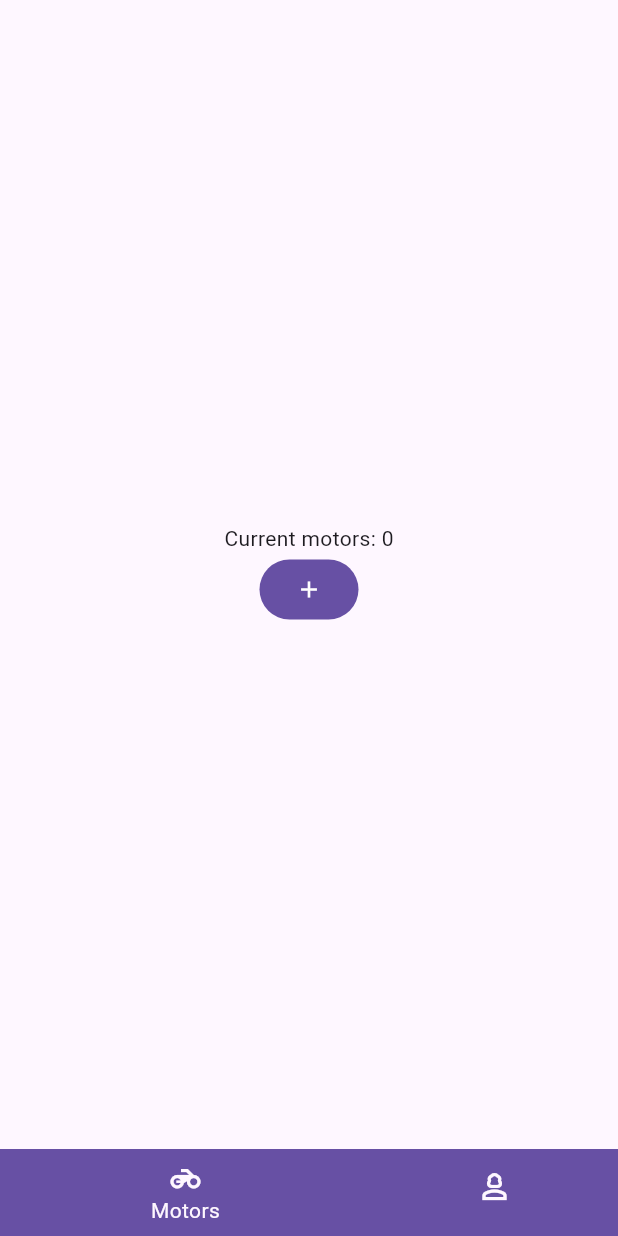
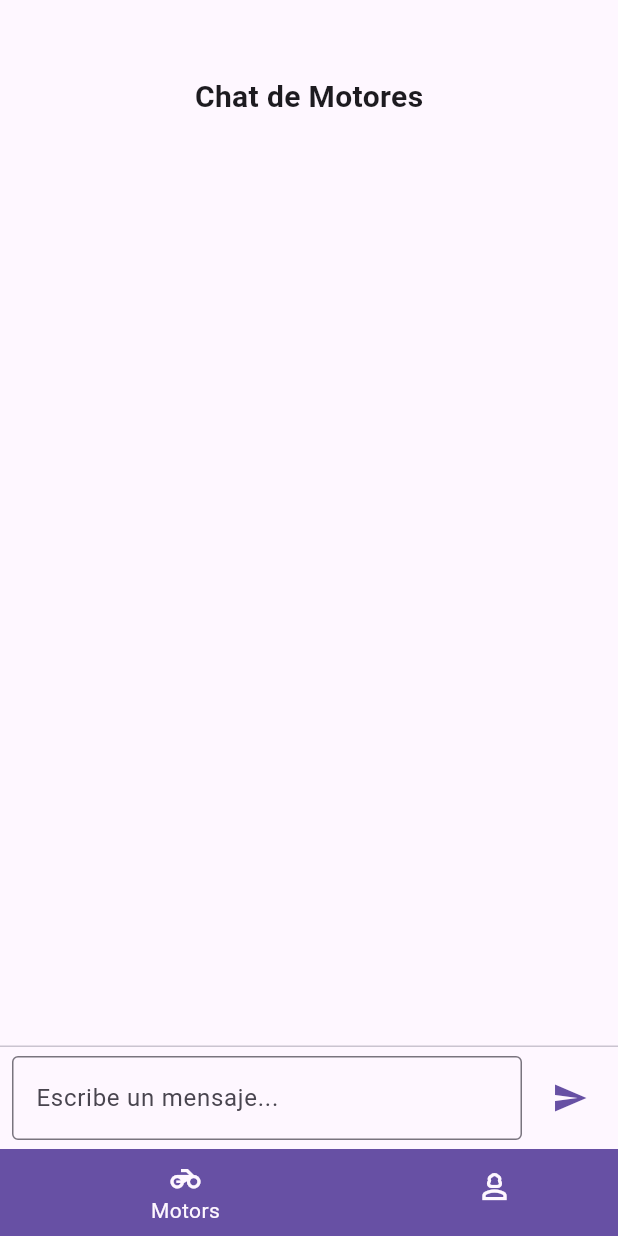
Before and after one commit to bryanhancco/CoDA-express3, a Flutter app: the screen it shows after launch, on a phone screen of 412 x 824 dp. Run offline on Flutter 3.47's test engine with Material 3 defaults, Android fonts, the phone set to English and light mode, and no system bars.

Commit message:
second commit

```diff
--- a/lib/views/motors_view.dart
+++ b/lib/views/motors_view.dart
@@ -8,28 +8,125 @@ class MotorsView extends StatefulWidget {
 }
 
 class _MotorsViewState extends State<MotorsView> {
+  final List<_ChatMessage> _messages = [];
+  final TextEditingController _controller = TextEditingController();
 
-  int count = 0;
+  void _sendMessage() async {
+    final text = _controller.text.trim();
+    if (text.isEmpty) return;
+
+    final userMessage = _ChatMessage(text: text, isUser: true);
+
+    setState(() {
+      _messages.add(userMessage);
+      _controller.clear();
+    });
+
+    // Guardar mensaje del usuario en la base de datos local
+    await saveMessageToDatabase(userMessage);
+
+    // Obtener la respuesta del bot desde una API HTTPS
+    final botText = await getBotResponseFromApi(text);
+    final botMessage = _ChatMessage(text: botText, isUser: false);
+
+    // Agregar y guardar la respuesta del bot
+    setState(() {
+      _messages.add(botMessage);
+    });
+
+    await saveMessageToDatabase(botMessage);
+  }
+
+  Future<void> saveMessageToDatabase(_ChatMessage message) async {
+    // Aquí usas sqflite u otra librería para guardar el mensaje
+    //await DatabaseHelper.instance.insertMessage(message);
+    return;
+  }
+
+  Future<String> getBotResponseFromApi(String userMessage) async {
+    /*final uri = Uri.parse("https://tu-api.com/responder");
+    final response = await http.post(
+      uri,
+      body: {'message': userMessage},
+    );
+
+    if (response.statusCode == 200) {
+      final data = jsonDecode(response.body);
+      return data['respuesta'] ?? "Sin respuesta.";
+    } else {
+      return "Error del bot.";
+    }*/
+    return "Respuesta";
+  }
 
   @override
   Widget build(BuildContext context) {
-    return Container(
-      child: Center(
-        child: Column(
-          mainAxisAlignment: MainAxisAlignment.center,
-          children: [
-            Text("Current motors: $count"),
-            FilledButton(
-                onPressed: () {
-                  setState(() {
-                    count++;
-                  });
-                },
-                child: const Icon(Icons.add)
-            )
-          ],
+    return Column(
+      children: [
+        const Padding(
+          padding: EdgeInsets.all(50.0),
+          child: Text(
+            'Chat de Motores',
+            style: TextStyle(fontSize: 20, fontWeight: FontWeight.bold),
+          ),
         ),
-      ),
+        Expanded(
+          child: ListView.builder(
+            padding: const EdgeInsets.all(8),
+            itemCount: _messages.length,
+            itemBuilder: (context, index) {
+              final msg = _messages[index];
+              return Align(
+                alignment:
+                msg.isUser ? Alignment.centerRight : Alignment.centerLeft,
+                child: Container(
+                  margin: const EdgeInsets.symmetric(vertical: 4),
+                  padding: const EdgeInsets.all(12),
+                  constraints: const BoxConstraints(maxWidth: 250),
+                  decoration: BoxDecoration(
+                    color: msg.isUser
+                        ? Colors.blueAccent.shade100
+                        : Colors.grey.shade300,
+                    borderRadius: BorderRadius.circular(12),
+                  ),
+                  child: Text(msg.text),
+                ),
+              );
+            },
+          ),
+        ),
+        const Divider(height: 1),
+        Padding(
+          padding: const EdgeInsets.symmetric(horizontal: 8, vertical: 6),
+          child: Row(
+            children: [
+              Expanded(
+                child: TextField(
+                  controller: _controller,
+                  decoration: const InputDecoration(
+                    hintText: "Escribe un mensaje...",
+                    border: OutlineInputBorder(),
+                  ),
+                  onSubmitted: (_) => _sendMessage(),
+                ),
+              ),
+              const SizedBox(width: 8),
+              IconButton(
+                icon: const Icon(Icons.send),
+                onPressed: _sendMessage,
+                color: Theme.of(context).colorScheme.primary,
+              ),
+            ],
+          ),
+        ),
+      ],
     );
   }
 }
+
+class _ChatMessage {
+  final String text;
+  final bool isUser;
+
+  _ChatMessage({required this.text, required this.isUser});
+}
--- a/pubspec.yaml
+++ b/pubspec.yaml
@@ -34,6 +34,8 @@ dependencies:
   # The following adds the Cupertino Icons font to your application.
   # Use with the CupertinoIcons class for iOS style icons.
   cupertino_icons: ^1.0.8
+  isar: ^3.1.0+1
+  isar_flutter_libs: ^3.1.0+1
 
 dev_dependencies:
   flutter_test:
@@ -45,6 +47,8 @@ dev_dependencies:
   # package. See that file for information about deactivating specific lint
   # rules and activating additional ones.
   flutter_lints: ^5.0.0
+  isar_generator: ^3.1.0+1
+  build_runner: ^2.4.13
 
 # For information on the generic Dart part of this file, see the
 # following page: https://dart.dev/tools/pub/pubspec
```
Also changed, not shown: pubspec.lock, 5 other files.
